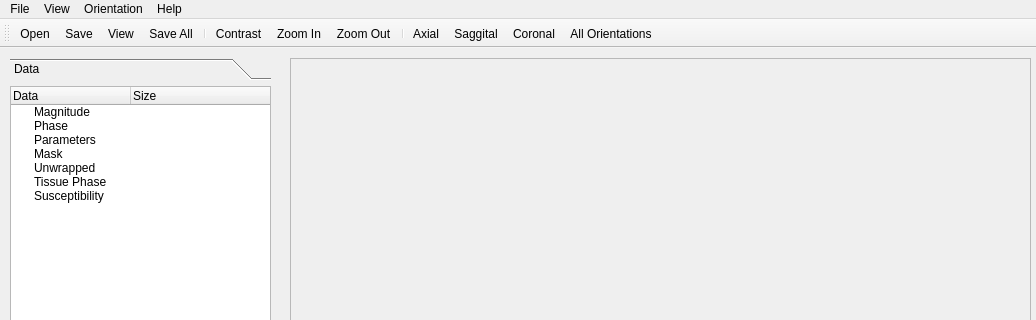
Qt form pyqt_ui/qsm_window.ui (AdamWu1979/susceptibility-imaging-toolkit) before a commit; both pictures show x 0 to 1036 and y 0 to 320 of the 1036 by 630 pixel window.
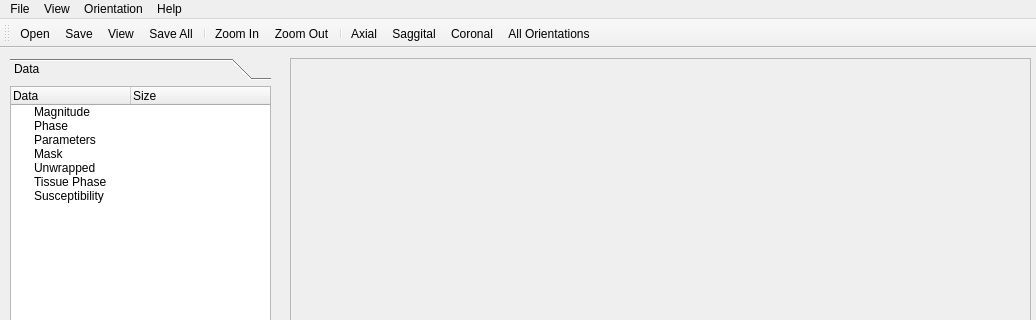
The same form after that commit. Icons and pictures are not drawn.

Commit message: Implemented Zoom

```diff
--- a/pyqt_ui/qsm_window.ui
+++ b/pyqt_ui/qsm_window.ui
@@ -780,7 +780,6 @@
    <addaction name="actionView"/>
    <addaction name="actionSave_All"/>
    <addaction name="separator"/>
-   <addaction name="actionContrast"/>
    <addaction name="actionZoom_In"/>
    <addaction name="actionZoom_Out"/>
    <addaction name="separator"/>
```
Left out of the diff: 1 changed line with no effect on the pictures. The commit also changes 2 other files.
